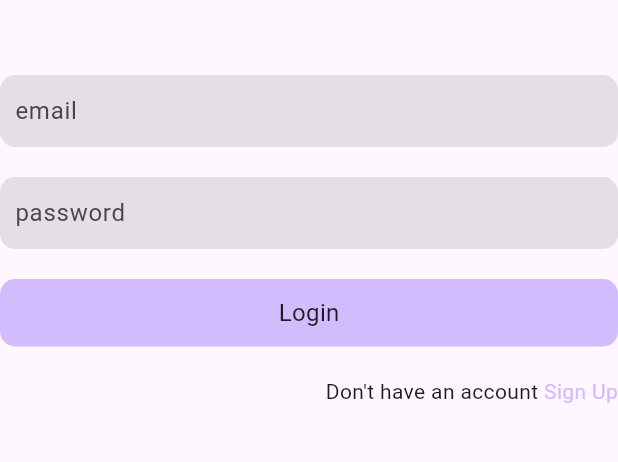
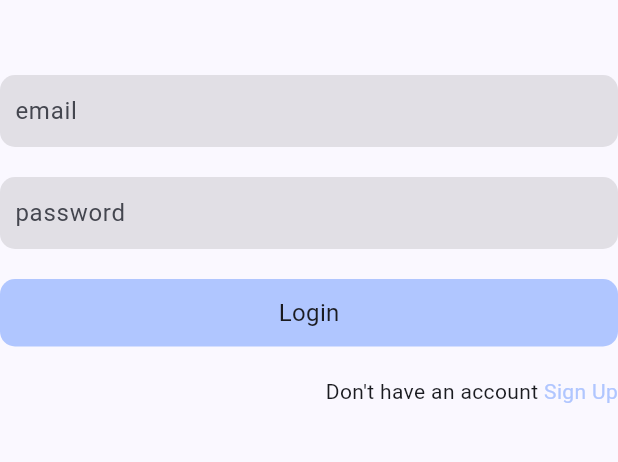
Before and after one commit to pranjulknit/noteapp, a Flutter app: the screen it shows after launch, on a phone screen of 412 x 824 dp, the part 192-654 px from its top. Run offline on Flutter 3.47's test engine with Material 3 defaults, Android fonts, the phone set to English and light mode, and no system bars; our stand-ins replace bloc, equatable, flutter_bloc, shared_preferences.

Commit message:
app-functions

```diff
--- a/lib/main.dart
+++ b/lib/main.dart
@@ -36,7 +36,8 @@ class MyApp extends StatelessWidget {
         debugShowCheckedModeBanner: false,
         title: 'Flutter',
         theme: ThemeData(
-          colorScheme: ColorScheme.fromSeed(seedColor: Colors.deepPurple),
+          colorScheme:
+              ColorScheme.fromSeed(seedColor: Color.fromARGB(255, 0, 45, 111)),
           useMaterial3: true,
         ),
         onGenerateRoute: onGenreateRoute.route,
```
Also changed, not shown: app-screenshot.png (added), 1 other file.
